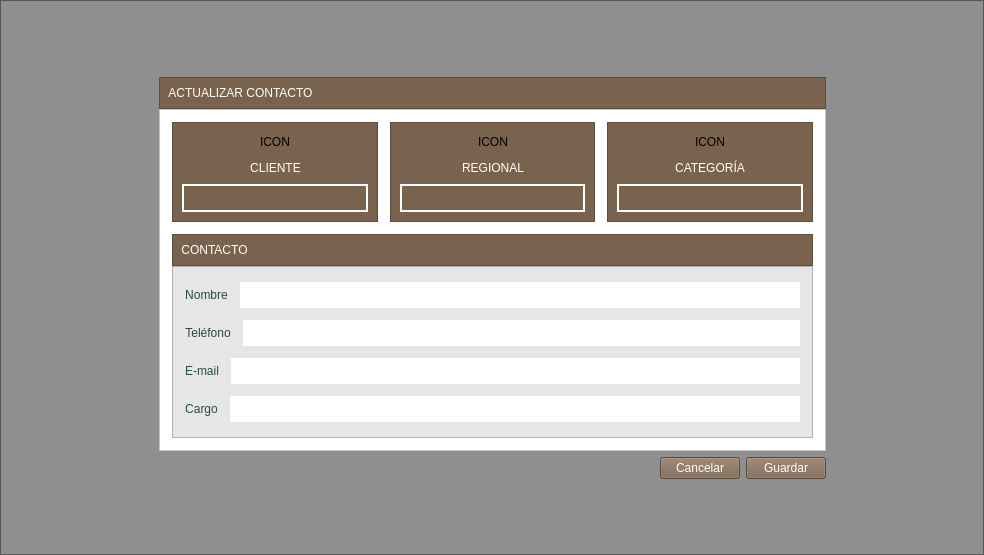
Above: modify.ui from altitude-solutions/Camino_Real_Desktop before the change. Below: the same form after it.
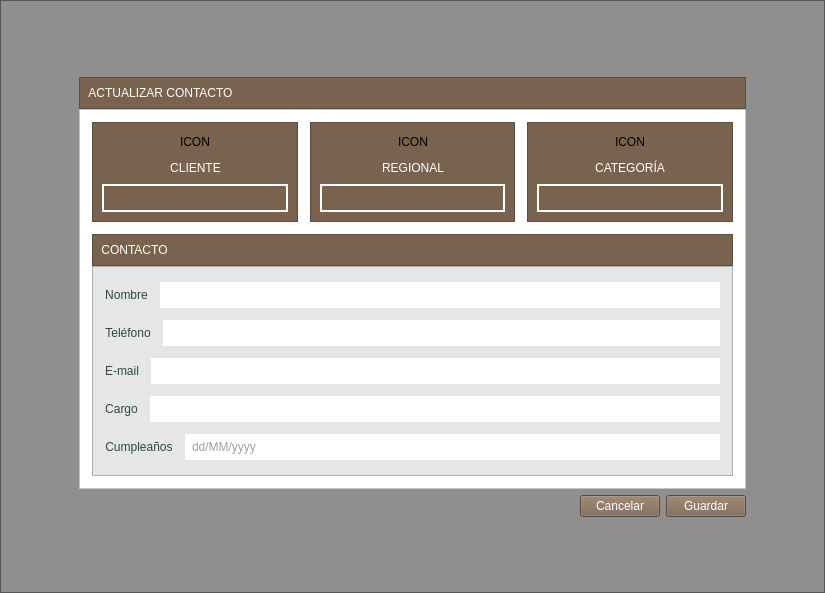
That is the form after the change.

```diff
--- a/modify.ui
+++ b/modify.ui
@@ -6,8 +6,8 @@
    <rect>
     <x>0</x>
     <y>0</y>
-    <width>984</width>
-    <height>555</height>
+    <width>825</width>
+    <height>593</height>
    </rect>
   </property>
   <property name="windowTitle">
@@ -16,7 +16,7 @@
   <property name="styleSheet">
    <string notr="true"/>
   </property>
-  <layout class="QHBoxLayout" name="horizontalLayout_17">
+  <layout class="QVBoxLayout" name="verticalLayout_10">
    <property name="leftMargin">
     <number>0</number>
    </property>
@@ -740,6 +740,43 @@
                       </item>
                      </layout>
                     </item>
+                    <item>
+                     <layout class="QHBoxLayout" name="horizontalLayout_17">
+                      <item>
+                       <widget class="QLabel" name="label_11">
+                        <property name="styleSheet">
+                         <string notr="true">font: 10pt &quot;MS Shell Dlg 2&quot;;
+color: #294D39;
+min-width:4.3em;
+max-width:4.3em;</string>
+                        </property>
+                        <property name="text">
+                         <string>Cumpleaños</string>
+                        </property>
+                        <property name="alignment">
+                         <set>Qt::AlignCenter</set>
+                        </property>
+                       </widget>
+                      </item>
+                      <item>
+                       <widget class="QLineEdit" name="birthday_2">
+                        <property name="styleSheet">
+                         <string notr="true">background-color:white;
+color: #294D39;
+border-style:outset;
+font: 12pt &quot;MS Shell Dlg 2&quot;;
+padding:5px;
+min-height:1em;
+max-height:1em;
+</string>
+                        </property>
+                        <property name="placeholderText">
+                         <string>dd/MM/yyyy</string>
+                        </property>
+                       </widget>
+                      </item>
+                     </layout>
+                    </item>
                    </layout>
                   </widget>
                  </item>
```
Left out of the diff: 16 changed lines with no effect on the pictures.
